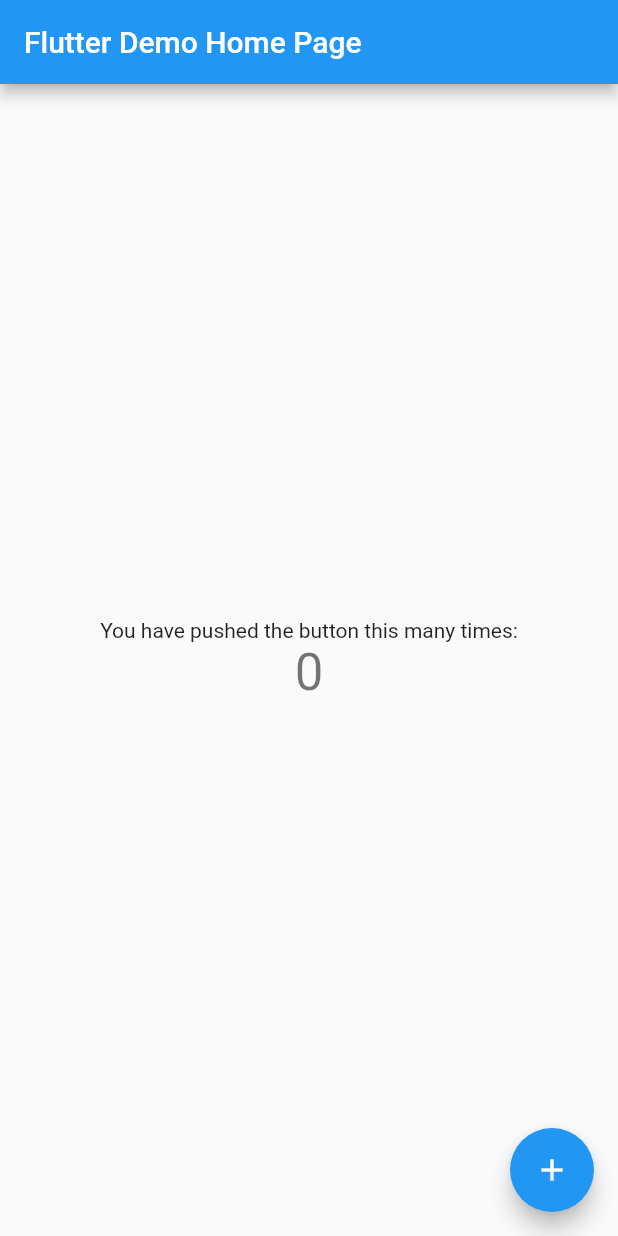
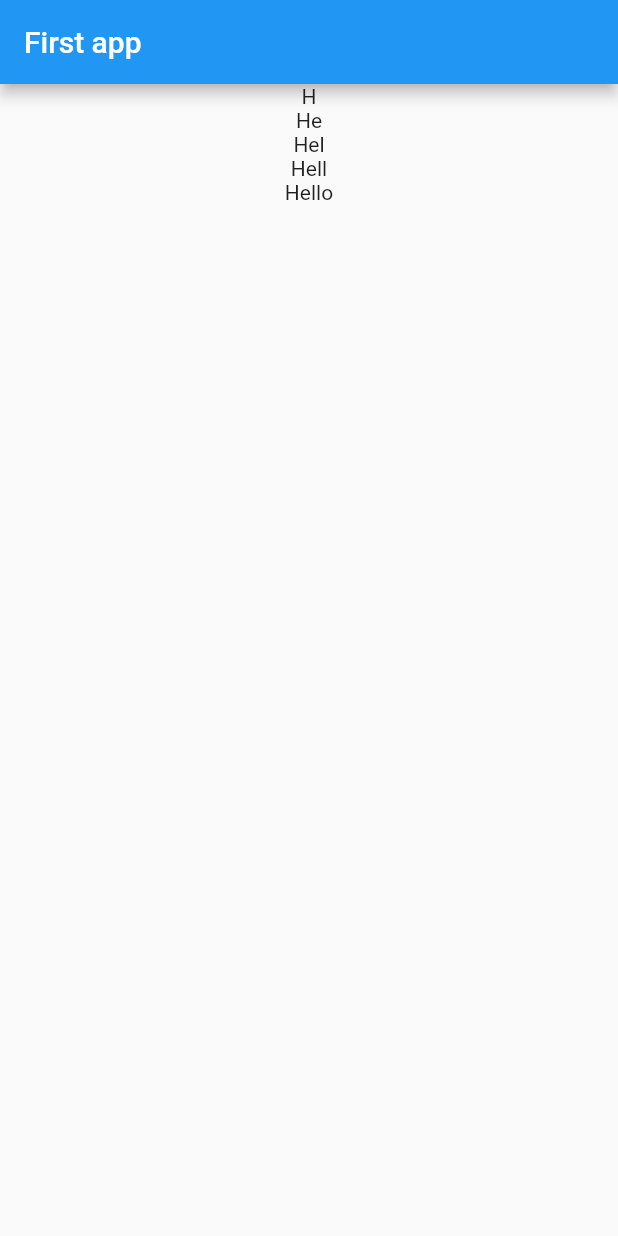
Before and after one commit to coqoa/flutter_codingchef_beginner, a Flutter app: the screen it shows after launch, on a phone screen of 412 x 824 dp. Run offline on Flutter 3.47's test engine with Material 2 defaults, Android fonts, the phone set to English and light mode, and no system bars.

Commit message:
220811 코딩쉐프 순한맛 5~8

```diff
--- a/analysis_options.yaml
+++ b/analysis_options.yaml
@@ -22,8 +22,12 @@ linter:
   # `// ignore_for_file: name_of_lint` syntax on the line or in the file
   # producing the lint.
   rules:
+    prefer_const_constructors: false
+    avoid_print: false
+    prefer_typing_uninitialized_variables: false
+    prefer_const_constructors_in_immutables: false
+
     # avoid_print: false  # Uncomment to disable the `avoid_print` rule
     # prefer_single_quotes: true  # Uncomment to enable the `prefer_single_quotes` rule
-
 # Additional information about this file can be found at
 # https://dart.dev/guides/language/analysis-options
--- a/lib/main.dart
+++ b/lib/main.dart
@@ -1,115 +1,38 @@
 import 'package:flutter/material.dart';
 
-void main() {
-  runApp(const MyApp());
-}
+void main() => runApp(MyApp());
 
 class MyApp extends StatelessWidget {
-  const MyApp({Key? key}) : super(key: key);
-
-  // This widget is the root of your application.
   @override
   Widget build(BuildContext context) {
     return MaterialApp(
-      title: 'Flutter Demo',
+      title: 'First app',
       theme: ThemeData(
-        // This is the theme of your application.
-        //
-        // Try running your application with "flutter run". You'll see the
-        // application has a blue toolbar. Then, without quitting the app, try
-        // changing the primarySwatch below to Colors.green and then invoke
-        // "hot reload" (press "r" in the console where you ran "flutter run",
-        // or simply save your changes to "hot reload" in a Flutter IDE).
-        // Notice that the counter didn't reset back to zero; the application
-        // is not restarted.
-        primarySwatch: Colors.blue,
+        primarySwatch: Colors.blue
       ),
-      home: const MyHomePage(title: 'Flutter Demo Home Page'),
+      home: MyHomePage(),
     );
   }
 }
 
-class MyHomePage extends StatefulWidget {
-  const MyHomePage({Key? key, required this.title}) : super(key: key);
-
-  // This widget is the home page of your application. It is stateful, meaning
-  // that it has a State object (defined below) that contains fields that affect
-  // how it looks.
-
-  // This class is the configuration for the state. It holds the values (in this
-  // case the title) provided by the parent (in this case the App widget) and
-  // used by the build method of the State. Fields in a Widget subclass are
-  // always marked "final".
-
-  final String title;
-
-  @override
-  State<MyHomePage> createState() => _MyHomePageState();
-}
-
-class _MyHomePageState extends State<MyHomePage> {
-  int _counter = 0;
-
-  void _incrementCounter() {
-    setState(() {
-      // This call to setState tells the Flutter framework that something has
-      // changed in this State, which causes it to rerun the build method below
-      // so that the display can reflect the updated values. If we changed
-      // _counter without calling setState(), then the build method would not be
-      // called again, and so nothing would appear to happen.
-      _counter++;
-    });
-  }
-
+class MyHomePage extends StatelessWidget {
   @override
   Widget build(BuildContext context) {
-    // This method is rerun every time setState is called, for instance as done
-    // by the _incrementCounter method above.
-    //
-    // The Flutter framework has been optimized to make rerunning build methods
-    // fast, so that you can just rebuild anything that needs updating rather
-    // than having to individually change instances of widgets.
     return Scaffold(
       appBar: AppBar(
-        // Here we take the value from the MyHomePage object that was created by
-        // the App.build method, and use it to set our appbar title.
-        title: Text(widget.title),
+        title: Text('First app'),
       ),
       body: Center(
-        // Center is a layout widget. It takes a single child and positions it
-        // in the middle of the parent.
         child: Column(
-          // Column is also a layout widget. It takes a list of children and
-          // arranges them vertically. By default, it sizes itself to fit its
-          // children horizontally, and tries to be as tall as its parent.
-          //
-          // Invoke "debug painting" (press "p" in the console, choose the
-          // "Toggle Debug Paint" action from the Flutter Inspector in Android
-          // Studio, or the "Toggle Debug Paint" command in Visual Studio Code)
-          // to see the wireframe for each widget.
-          //
-          // Column has various properties to control how it sizes itself and
-          // how it positions its children. Here we use mainAxisAlignment to
-          // center the children vertically; the main axis here is the vertical
-          // axis because Columns are vertical (the cross axis would be
-          // horizontal).
-          mainAxisAlignment: MainAxisAlignment.center,
           children: <Widget>[
-            const Text(
-              'You have pushed the button this many times:',
-            ),
-            Text(
-              '$_counter',
-              style: Theme.of(context).textTheme.headline4,
-            ),
+            Text('H'),
+            Text('He'),
+            Text('Hel'),
+            Text('Hell'),
+            Text('Hello')
           ],
         ),
       ),
-      floatingActionButton: FloatingActionButton(
-        onPressed: _incrementCounter,
-        tooltip: 'Increment',
-        child: const Icon(Icons.add),
-      ), // This trailing comma makes auto-formatting nicer for build methods.
     );
   }
 }
```
